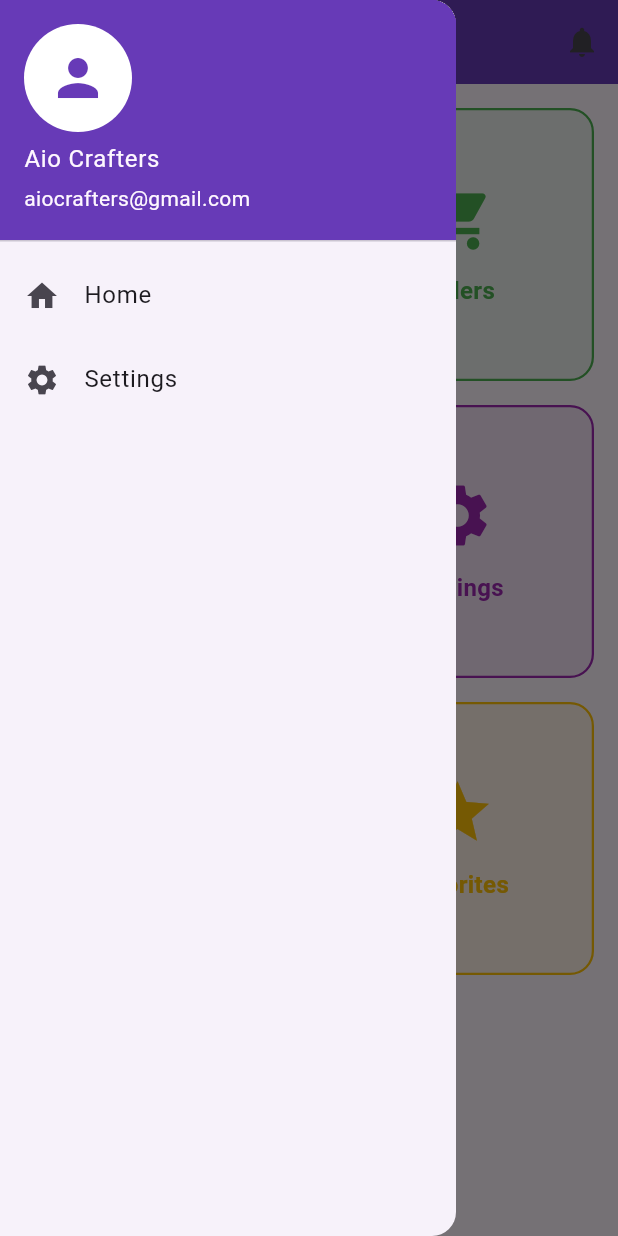
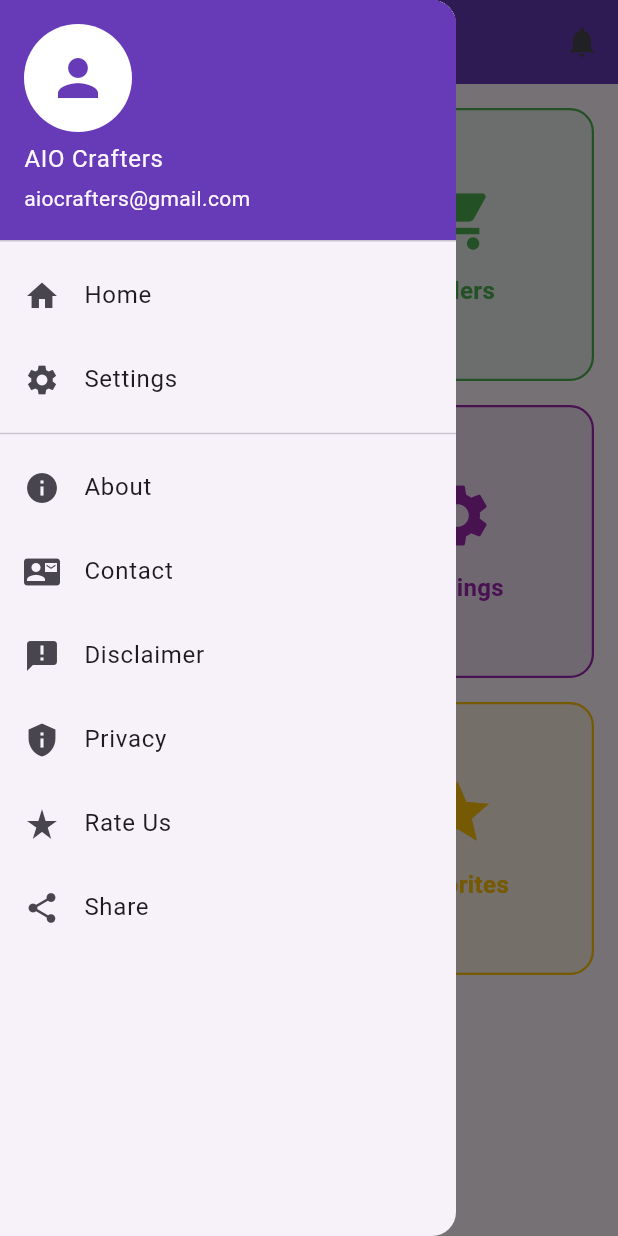
Before and after one commit to aiocrafters/my-app-flutter, a Flutter app: the screen it shows after launch, with the side drawer open, on a phone screen of 412 x 824 dp. Run offline on Flutter 3.47's test engine with Material 3 defaults, Android fonts, the phone set to English and light mode, and no system bars.

Commit message:
feat(drawer): add About, Contact, Disclaimer, Privacy, Rate Us, and Share options
- Updated Drawer in dashboard.dart to include new informational and action items
  - Added: About, Contact, Disclaimer, Privacy, Rate Us, Share
  - Included relevant Material icons for each option
  - Added divider to separate main navigation from additional links
- Kept Home and Settings menu items intact
- Left onTap placeholders so actions/screens can be implemented later

```diff
--- a/lib/dashboard.dart
+++ b/lib/dashboard.dart
@@ -1,5 +1,3 @@
-// ignore_for_file: deprecated_member_use
-
 import 'package:flutter/material.dart';
 
 class DashboardScreen extends StatelessWidget {
@@ -26,13 +24,13 @@ class DashboardScreen extends StatelessWidget {
         ],
       ),
 
-      // Drawer Menu (No Logout Item)
+      // Drawer Menu with extra items
       drawer: Drawer(
         child: ListView(
           padding: EdgeInsets.zero,
           children: [
             const UserAccountsDrawerHeader(
-              accountName: Text('Aio Crafters'),
+              accountName: Text('AIO Crafters'),
               accountEmail: Text('aiocrafters@gmail.com'),
               currentAccountPicture: CircleAvatar(
                 backgroundColor: Colors.white,
@@ -51,6 +49,49 @@ class DashboardScreen extends StatelessWidget {
               leading: const Icon(Icons.settings),
               title: const Text('Settings'),
               onTap: () {},
+            ),
+            const Divider(),
+            ListTile(
+              leading: const Icon(Icons.info),
+              title: const Text('About'),
+              onTap: () {
+                // Handle about
+              },
+            ),
+            ListTile(
+              leading: const Icon(Icons.contact_mail),
+              title: const Text('Contact'),
+              onTap: () {
+                // Handle contact
+              },
+            ),
+            ListTile(
+              leading: const Icon(Icons.announcement),
+              title: const Text('Disclaimer'),
+              onTap: () {
+                // Handle disclaimer
+              },
+            ),
+            ListTile(
+              leading: const Icon(Icons.privacy_tip),
+              title: const Text('Privacy'),
+              onTap: () {
+                // Handle privacy policy
+              },
+            ),
+            ListTile(
+              leading: const Icon(Icons.star_rate),
+              title: const Text('Rate Us'),
+              onTap: () {
+                // Handle rate app
+              },
+            ),
+            ListTile(
+              leading: const Icon(Icons.share),
+              title: const Text('Share'),
+              onTap: () {
+                // Handle share app
+              },
             ),
           ],
         ),
```
